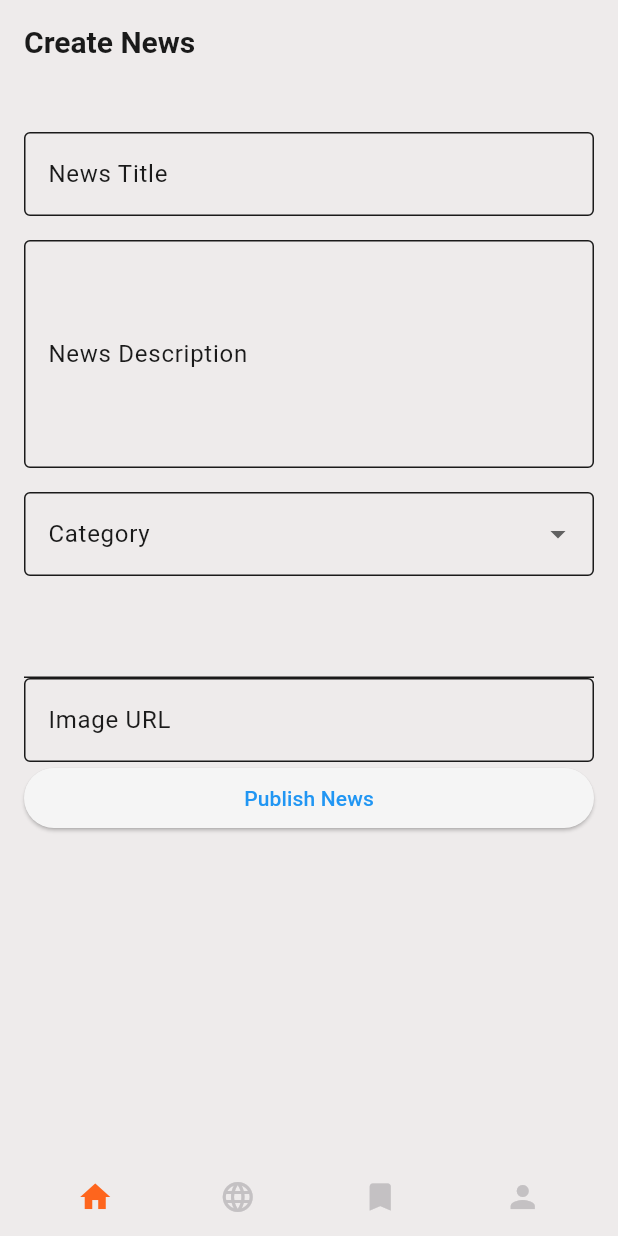
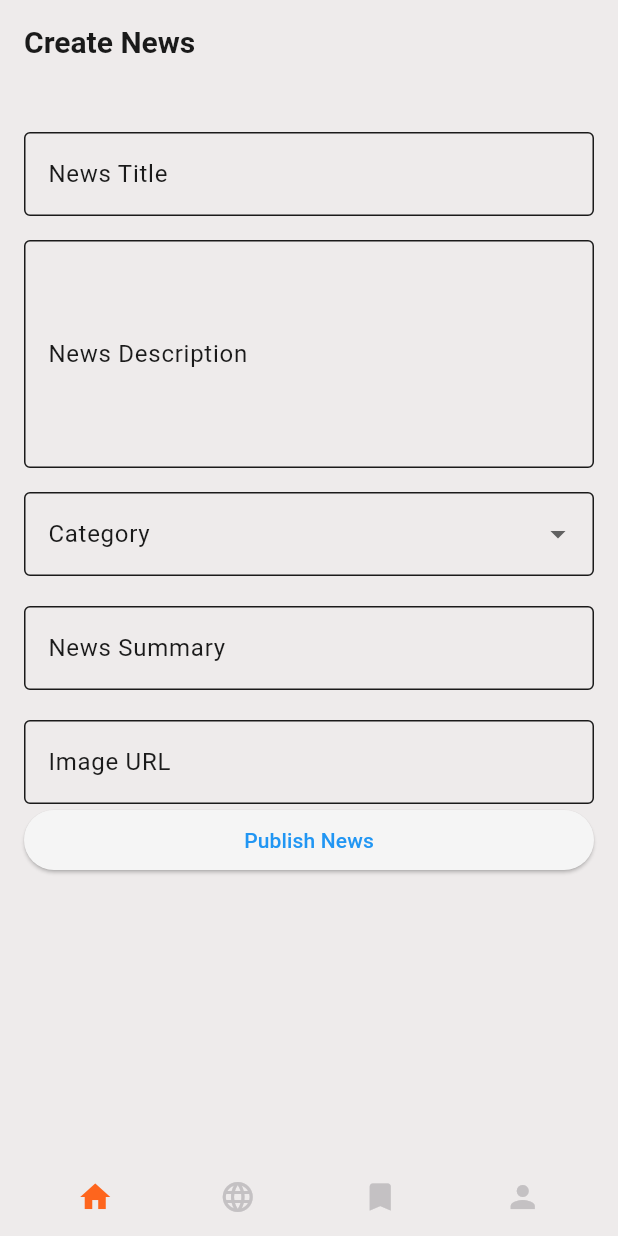
Before and after one commit to Preritpandey/NepNews, a Flutter app: the screen it shows after launch, on a phone screen of 412 x 824 dp. Run offline on Flutter 3.47's test engine with Material 3 defaults, Android fonts, the phone set to English and light mode, and no system bars; our stand-ins replace connectivity_plus, get, get_storage, google_fonts, hive, hive_flutter and 1 more; missing offline and left inert: flutter_carousel_slider; accounts and stored records are empty.

Commit message:
refactor: refactored author page and controller

```diff
--- a/lib/author/author.dart
+++ b/lib/author/author.dart
@@ -9,9 +9,8 @@ class AuthorNewsPage extends StatefulWidget {
 }
 
 class _AuthorNewsPageState extends State<AuthorNewsPage> {
-  final NewsPostController newsPostController = Get.put(NewsPostController());
-  final TextEditingController titleController = TextEditingController();
-  final TextEditingController descriptionController = TextEditingController();
+  final ArticleController newsPostController = Get.put(ArticleController());
+
   final List<String> categories = [
     'Politics',
     'Sports',
@@ -19,29 +18,9 @@ class _AuthorNewsPageState extends State<AuthorNewsPage> {
     'Entertainment'
   ];
   String? selectedCategory;
-  // File? _image;
-
-  // Future<void> _pickImage() async {
-  //   final pickedFile = await ImagePicker().pickImage(source: ImageSource.gallery);
-  //   if (pickedFile != null) {
-  //     setState(() {
-  //       _image = File(pickedFile.path);
-  //     });
-  //   }
-  // }
 
   void _publishNews() {
-    // if (titleController.text.isEmpty ||
-    //     descriptionController.text.isEmpty ||
-    //     selectedCategory == null) {
-    //   Get.snackbar("Error", "Please fill all fields and select an image",
-    //       backgroundColor: Colors.red, colorText: Colors.white);
-    //   return;
-    // }
-    newsPostController.postNews();
-    // Submit logic here
-    // Get.snackbar("Success", "News published successfully!",
-    //     backgroundColor: Colors.green, colorText: Colors.white);
+    newsPostController.postArticle();
   }
 
   @override
@@ -54,31 +33,18 @@ class _AuthorNewsPageState extends State<AuthorNewsPage> {
           child: Column(
             crossAxisAlignment: CrossAxisAlignment.start,
             children: [
-              // this will be implemented after cloudinary setup is done in backend.
-              // GestureDetector(
-              //   onTap: _pickImage,
-              //   child: Container(
-              //     height: 200,
-              //     width: double.infinity,
-              //     decoration: BoxDecoration(
-              //       color: Colors.grey[300],
-              //       borderRadius: BorderRadius.circular(10),
-              //     ),
-              //     child: _image != null
-              //         ? Image.file(_image!, fit: BoxFit.cover)
-              //         : Icon(Icons.camera_alt, size: 50, color: Colors.grey[700]),
-              //   ),
-              // ),
+              const SizedBox(height: 16),
 
-              const SizedBox(height: 16),
+              ///title
               TextField(
-                controller: titleController,
+                controller: newsPostController.titleController,
                 decoration: InputDecoration(
                     labelText: "News Title", border: OutlineInputBorder()),
               ),
               SizedBox(height: 16),
+              //content controller
               TextField(
-                controller: descriptionController,
+                controller: newsPostController.contentController,
                 maxLines: 5,
                 decoration: InputDecoration(
                     labelText: "News Description",
@@ -102,12 +68,13 @@ class _AuthorNewsPageState extends State<AuthorNewsPage> {
               SizedBox(height: 20),
               // Newws summary
               TextField(
-                // controller: newsPostController.summaryController,
-                // decoration: const InputDecoration(
-                //     labelText: "News Summary", border: OutlineInputBorder()),
+                controller: newsPostController.summaryController,
+                decoration: const InputDecoration(
+                    labelText: "News Summary", border: OutlineInputBorder()),
               ),
+              SizedBox(height: 20),
               TextField(
-                // controller: newsPostController.imageUrlController,
+                controller: newsPostController.imageUrlController,
                 decoration: const InputDecoration(
                     labelText: "Image URL", border: OutlineInputBorder()),
               ),
--- a/lib/controllers/auth_provider.dart
+++ b/lib/controllers/auth_provider.dart
@@ -12,7 +12,7 @@ class AuthController extends GetxController {
 
   var isLoading = false.obs;
   var rememberMe = false.obs;
-  final box = GetStorage();
+  final box = GetStorage();``
 
   final String apiUrl = "http://localhost:8080/api/auth/login";
 
```
Also changed, not shown: lib/controllers/news_post_service.dart (+37 -96 lines).
